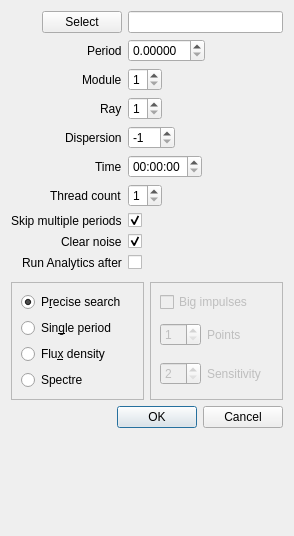
First picture: the form in src/precisesearchgui.ui, repository vtyulb/BSA-Analytics, before the edit.
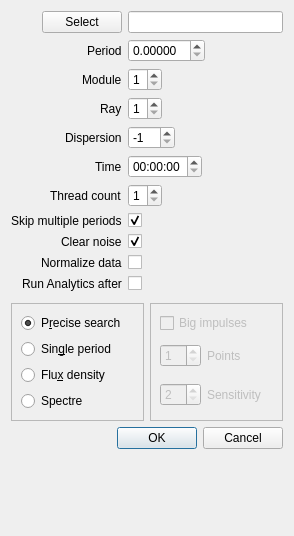
Second picture: the form after the edit.

Commit message: data normalization in precise search

```diff
--- a/src/precisesearchgui.ui
+++ b/src/precisesearchgui.ui
@@ -159,17 +159,17 @@
      </property>
     </widget>
    </item>
-   <item row="9" column="0">
+   <item row="10" column="0">
     <widget class="QLabel" name="runAnalyticsAfterLabel">
      <property name="text">
       <string>Run Analytics after</string>
      </property>
     </widget>
    </item>
-   <item row="10" column="0">
+   <item row="11" column="0">
     <widget class="QWidget" name="widget_2" native="true"/>
    </item>
-   <item row="11" column="0" colspan="2">
+   <item row="12" column="0" colspan="2">
     <widget class="QWidget" name="widget" native="true">
      <layout class="QHBoxLayout" name="horizontalLayout">
       <property name="leftMargin">
@@ -334,7 +334,7 @@
      </layout>
     </widget>
    </item>
-   <item row="12" column="0" colspan="2">
+   <item row="13" column="0" colspan="2">
     <widget class="QDialogButtonBox" name="buttonBox">
      <property name="orientation">
       <enum>Qt::Horizontal</enum>
@@ -344,7 +344,7 @@
      </property>
     </widget>
    </item>
-   <item row="9" column="1">
+   <item row="10" column="1">
     <widget class="QCheckBox" name="runAnalytics">
      <property name="text">
       <string/>
@@ -367,6 +367,20 @@
      </property>
     </widget>
    </item>
+   <item row="9" column="1">
+    <widget class="QCheckBox" name="normalize">
+     <property name="text">
+      <string/>
+     </property>
+    </widget>
+   </item>
+   <item row="9" column="0">
+    <widget class="QLabel" name="normalizeLabel">
+     <property name="text">
+      <string>Normalize data</string>
+     </property>
+    </widget>
+   </item>
   </layout>
  </widget>
  <resources/>
```
The commit also changes 5 other files.
